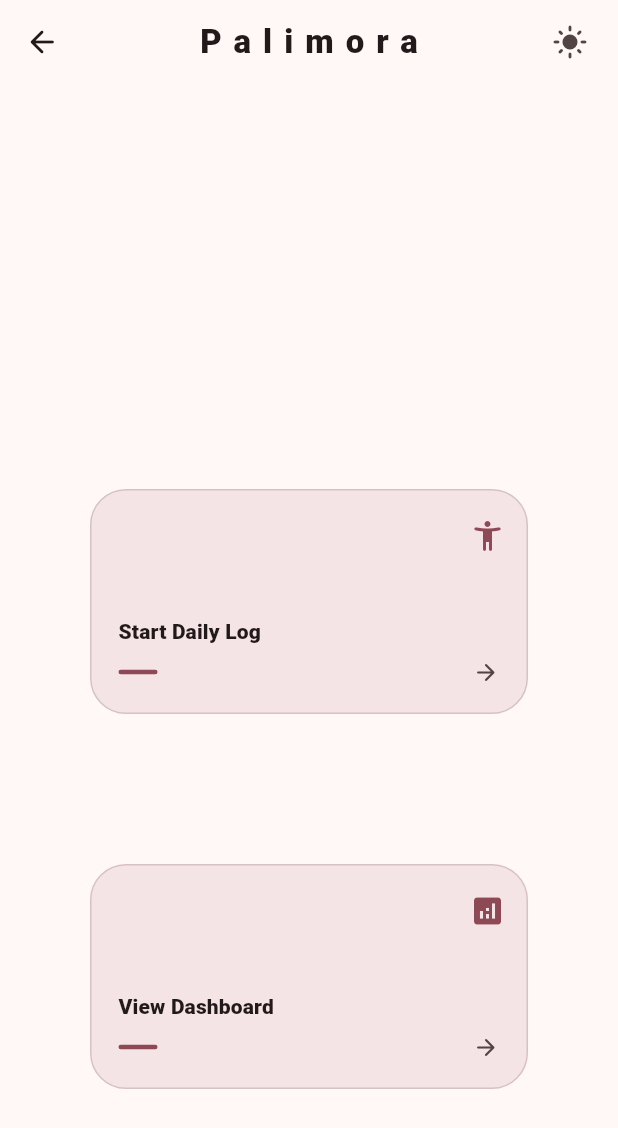
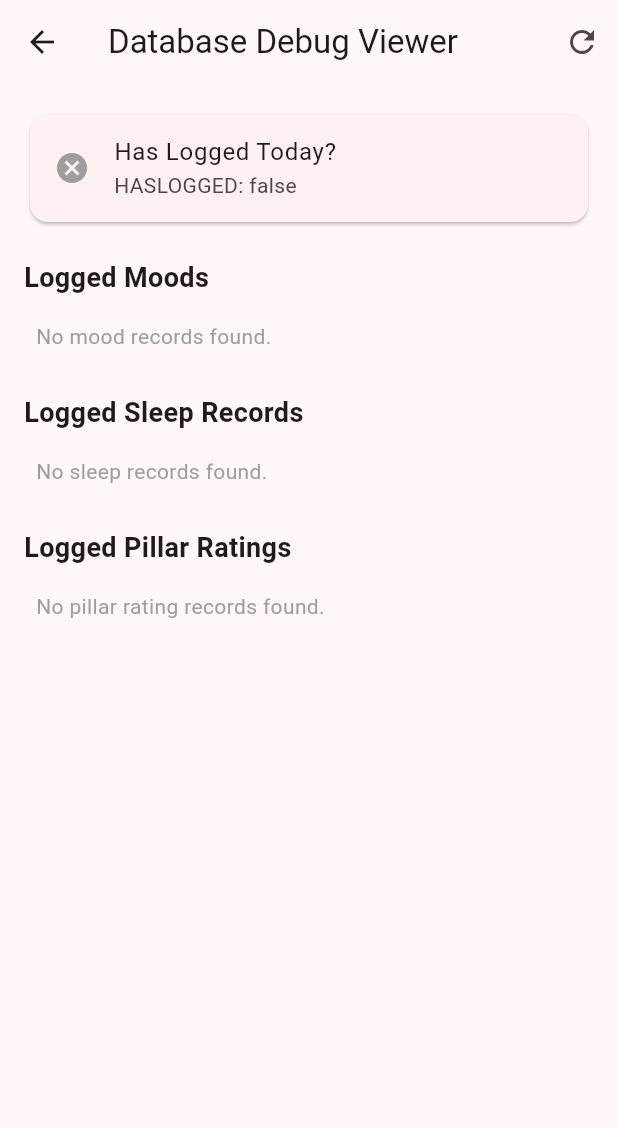
Before and after one commit to syedabdullah1567/aletheia, a Flutter app: the PalimoraHomepage screen opened by its route, after a tap on "View Dashboard", on a phone screen of 412 x 824 dp. Shown: the top 1128 px of the screen. Run offline on Flutter 3.47's test engine with Material 3 defaults, Android fonts, the light colour scheme and no system bars; our stand-ins replace flutter_dotenv, flutter_local_notifications, flutter_slidable, flutter_timezone, hive, hive_flutter and 2 more; missing offline and left inert: flutter_displaymode; accounts and stored records are empty.

Commit message:
Fixed daily logs + added journal entries

```diff
--- a/lib/data/palimora_database.dart
+++ b/lib/data/palimora_database.dart
@@ -1,4 +1,3 @@
-import 'package:flutter/material.dart';
 import 'package:hive/hive.dart';
 
 class PalimoraDatabase {
@@ -6,7 +5,12 @@ class PalimoraDatabase {
 
   Map<String, String> moods = {};
 
+  // Outer Key: timestamp, Inner Key: 'hoursSlept' / 'qualityOfSleep', Inner Value: double
+  Map<String, Map<String, double>> sleep = {};
+
   Map<String, Map<String, double>> pillarRatings = {};
+
+  Map<String, String> journalEntries = {};
 
   final _myBox = Hive.box('MyBox');
 
@@ -15,19 +19,32 @@ class PalimoraDatabase {
         ? hasLogged = false
         : num == 1
         ? moods = {}
-        : pillarRatings = {};
+        : num == 2
+        ? sleep = {}
+        : num == 3
+        ? pillarRatings = {}
+        : journalEntries = {};
   }
 
   void loadData(int num) {
     if (num == 0) {
-      hasLogged = _myBox.get('HASLOGGED');
+      hasLogged = _myBox.get('HASLOGGED', defaultValue: false);
     } else if (num == 1) {
       final rawMoods = _myBox.get('MOODS');
-
       moods = rawMoods == null
           ? <String, String>{}
           : Map<String, String>.from(rawMoods);
-    } else {
+    } else if (num == 2) {
+      final rawSleep = _myBox.get('SLEEP') as Map?;
+
+      // FIXED: Cast inner map to Map<String, double> to match field declaration
+      sleep = rawSleep != null
+          ? rawSleep.map(
+              (k, v) =>
+                  MapEntry(k.toString(), Map<String, double>.from(v as Map)),
+            )
+          : {};
+    } else if (num == 3) {
       final rawRatings = _myBox.get('PILLARRATINGS') as Map?;
 
       pillarRatings = rawRatings != null
@@ -36,6 +53,12 @@ class PalimoraDatabase {
                   MapEntry(k.toString(), Map<String, double>.from(v as Map)),
             )
           : {};
+    } else if (num == 4) {
+      final rawjournalEntries = _myBox.get('JOURNALENTRIES');
+
+      journalEntries = rawjournalEntries == null
+          ? <String, String>{}
+          : Map<String, String>.from(rawjournalEntries);
     }
   }
 
@@ -44,8 +67,13 @@ class PalimoraDatabase {
       _myBox.put('HASLOGGED', hasLogged);
     } else if (num == 1) {
       _myBox.put('MOODS', moods);
-    } else {
+    } else if (num == 2) {
+      // FIXED: Added missing save condition for sleep database
+      _myBox.put('SLEEP', sleep);
+    } else if (num == 3) {
       _myBox.put('PILLARRATINGS', pillarRatings);
+    } else if (num == 4) {
+      _myBox.put('JOURNALENTRIES', journalEntries);
     }
   }
 }
--- a/lib/main.dart
+++ b/lib/main.dart
@@ -5,7 +5,9 @@ import 'package:aletheia/pages/ai/bellylog_weekly.dart';
 import 'package:aletheia/pages/bellylog/ai_homepage_bellylog.dart';
 import 'package:aletheia/pages/login_page.dart';
 import 'package:aletheia/pages/palimora/daily_log.dart';
+import 'package:aletheia/pages/palimora/journal_entry.dart';
 import 'package:aletheia/pages/palimora/palimora_homepage.dart';
+import 'package:aletheia/pages/palimora/view_logs_page.dart';
 import 'package:aletheia/pages/welcome_page.dart';
 import 'package:flutter_displaymode/flutter_displaymode.dart';
 import 'package:flutter_dotenv/flutter_dotenv.dart';
@@ -141,6 +143,10 @@ class MyApp extends StatelessWidget {
             '/palimora_homepage': (context) => PalimoraHomepage(),
 
             '/palimora_daily_log': (context) => DailyLog(),
+
+            '/palimora_dashboard': (context) => ViewLogsPage(),
+
+            '/journal_entry': (context) => JournalEntry(),
           },
         );
       },
--- a/lib/pages/module_selector.dart
+++ b/lib/pages/module_selector.dart
@@ -36,7 +36,7 @@ class _ModuleSelectorState extends State<ModuleSelector> {
                     children: [
                       // Header
                       Text(
-                        'Welcome back.',
+                        'Your journey awaits you.',
                         style: theme.textTheme.displaySmall?.copyWith(
                           fontWeight: FontWeight.w700,
                           height: 1.1,
--- a/lib/pages/palimora/palimora_homepage.dart
+++ b/lib/pages/palimora/palimora_homepage.dart
@@ -1,6 +1,5 @@
 import 'package:aletheia/data/palimora_database.dart';
 import 'package:aletheia/utilities/homepages_card.dart';
-import 'package:aletheia/utilities/hero_widget.dart';
 import 'package:aletheia/utilities/uniform_appbar.dart';
 import 'package:flutter/material.dart';
 import 'package:hive/hive.dart';
@@ -41,57 +40,45 @@ class _PalimoraHomepageState extends State<PalimoraHomepage> {
           child: Column(
             crossAxisAlignment: CrossAxisAlignment.stretch,
             children: [
-              // // --- 2 CARDS SIDE-BY-SIDE ---
-              // SizedBox(
-              //   height: 130,
-              //   child: Row(
-              //     children: [
-              //       Expanded(
-              //         child: HomepageCard(
-              //           icon: Icons.analytics,
-              //           title: 'Analytics',
-              //           onTap: () {},
-              //         ),
-              //       ),
-              //       const SizedBox(width: 12),
-              //       Expanded(
-              //         // child: HomepageCard(
-              //         //   icon: Icons.abc,
-              //         //   title: 'Hello',
-              //         //   onTap: () {},
-              //         // ),
-              //         child: BellyLogCard(
-              //           icon: Icons.analytics,
-              //           title: 'Analytics',
-              //           onTap: () {},
-              //         ),
-              //       ),
-              //     ],
-              //   ),
-              // ),
-              const SizedBox(height: 250),
+              const SizedBox(height: 100),
 
-              // --- 1 FULL-WIDTH CARD ---
+              // Collection IF + Spread operator for multiple widgets
+              if (!db.hasLogged) ...[
+                SizedBox(
+                  height: 150,
+                  child: HomepagesCard(
+                    icon: Icons.accessibility_new_rounded,
+                    title: 'Start Daily Log',
+                    onTap: () async {
+                      await Navigator.pushNamed(context, '/palimora_daily_log');
+                      setState(() {
+                        db.loadData(0);
+                      });
+                    },
+                  ),
+                ),
+                const SizedBox(height: 50),
+              ],
+
               SizedBox(
                 height: 150,
-                child: BellyLogCard(
-                  icon: Icons.accessibility_new_rounded,
-                  title: 'Start Daily Log',
-                  onTap: () =>
-                      Navigator.pushNamed(context, '/palimora_daily_log'),
+                child: HomepagesCard(
+                  icon: Icons.text_snippet_rounded,
+                  title: 'Enter a journal entry',
+                  onTap: () => Navigator.pushNamed(context, '/journal_entry'),
                 ),
               ),
+              const SizedBox(height: 50),
 
-              const SizedBox(height: 100),
               SizedBox(
                 height: 150,
-                child: BellyLogCard(
+                child: HomepagesCard(
                   icon: Icons.analytics,
                   title: 'View Dashboard',
-                  onTap: () {},
+                  onTap: () =>
+                      Navigator.pushNamed(context, '/palimora_dashboard'),
                 ),
               ),
-
               const SizedBox(height: 24),
             ],
           ),
--- /dev/null
+++ b/lib/pages/palimora/view_logs_page.dart
@@ -0,0 +1,201 @@
+import 'package:aletheia/data/palimora_database.dart';
+import 'package:flutter/material.dart';
+
+class ViewLogsPage extends StatefulWidget {
+  const ViewLogsPage({super.key});
+
+  @override
+  State<ViewLogsPage> createState() => _ViewLogsPageState();
+}
+
+class _ViewLogsPageState extends State<ViewLogsPage> {
+  PalimoraDatabase db = PalimoraDatabase();
+
+  @override
+  void initState() {
+    super.initState();
+    _loadAllData();
+  }
+
+  void _loadAllData() {
+    setState(() {
+      db.loadData(0); // HASLOGGED
+      db.loadData(1); // MOODS
+      db.loadData(2); // SLEEP
+      db.loadData(3); // PILLARRATINGS
+    });
+  }
+
+  @override
+  Widget build(BuildContext context) {
+    return Scaffold(
+      appBar: AppBar(
+        title: const Text('Database Debug Viewer'),
+        actions: [
+          IconButton(
+            icon: const Icon(Icons.refresh),
+            onPressed: _loadAllData,
+            tooltip: 'Reload Data',
+          ),
+        ],
+      ),
+      body: ListView(
+        padding: const EdgeInsets.all(16),
+        children: [
+          // 1. Logged Status Flag
+          Card(
+            child: ListTile(
+              leading: Icon(
+                db.hasLogged ? Icons.check_circle : Icons.cancel,
+                color: db.hasLogged ? Colors.green : Colors.grey,
+              ),
+              title: const Text('Has Logged Today?'),
+              subtitle: Text('HASLOGGED: ${db.hasLogged}'),
+            ),
+          ),
+          const SizedBox(height: 20),
+
+          // 2. Moods List
+          const Text(
+            'Logged Moods',
+            style: TextStyle(fontSize: 18, fontWeight: FontWeight.bold),
+          ),
+          const SizedBox(height: 8),
+          if (db.moods.isEmpty)
+            const Padding(
+              padding: EdgeInsets.all(8.0),
+              child: Text(
+                'No mood records found.',
+                style: TextStyle(color: Colors.grey),
+              ),
+            )
+          else
+            ...db.moods.entries.map(
+              (entry) => Card(
+                child: ListTile(
+                  leading: const Icon(Icons.mood),
+                  title: Text('Mood: ${entry.value}'),
+                  subtitle: Text('Timestamp: ${entry.key}'),
+                ),
+              ),
+            ),
+          const SizedBox(height: 20),
+
+          // 3. Sleep Logs List (ADDED)
+          const Text(
+            'Logged Sleep Records',
+            style: TextStyle(fontSize: 18, fontWeight: FontWeight.bold),
+          ),
+          const SizedBox(height: 8),
+          if (db.sleep.isEmpty)
+            const Padding(
+              padding: EdgeInsets.all(8.0),
+              child: Text(
+                'No sleep records found.',
+                style: TextStyle(color: Colors.grey),
+              ),
+            )
+          else
+            ...db.sleep.entries.map((entry) {
+              final hours = entry.value['hoursSlept'] ?? 0.0;
+              final quality = entry.value['qualityOfSleep'] ?? 0.0;
+
+              return Card(
+                child: Padding(
+                  padding: const EdgeInsets.all(16.0),
+                  child: Column(
+                    crossAxisAlignment: CrossAxisAlignment.start,
+                    children: [
+                      Row(
+                        children: [
+                          const Icon(Icons.bedtime, color: Colors.indigo),
+                          const SizedBox(width: 8),
+                          Text(
+                            'Timestamp: ${entry.key}',
+                            style: const TextStyle(fontWeight: FontWeight.bold),
+                          ),
+                        ],
+                      ),
+                      const Divider(),
+                      Row(
+                        mainAxisAlignment: MainAxisAlignment.spaceBetween,
+                        children: [
+                          const Text('Hours Slept:'),
+                          Text(
+                            '${hours.toStringAsFixed(1)} hrs',
+                            style: const TextStyle(fontWeight: FontWeight.w600),
+                          ),
+                        ],
+                      ),
+                      const SizedBox(height: 4),
+                      Row(
+                        mainAxisAlignment: MainAxisAlignment.spaceBetween,
+                        children: [
+                          const Text('Quality of Sleep:'),
+                          Text(
+                            '${quality.toStringAsFixed(1)} / 5.0',
+                            style: const TextStyle(fontWeight: FontWeight.w600),
+                          ),
+                        ],
+                      ),
+                    ],
+                  ),
+                ),
+              );
+            }),
+          const SizedBox(height: 20),
+
+          // 4. Pillar Ratings List
+          const Text(
+            'Logged Pillar Ratings',
+            style: TextStyle(fontSize: 18, fontWeight: FontWeight.bold),
+          ),
+          const SizedBox(height: 8),
+          if (db.pillarRatings.isEmpty)
+            const Padding(
+              padding: EdgeInsets.all(8.0),
+              child: Text(
+                'No pillar rating records found.',
+                style: TextStyle(color: Colors.grey),
+              ),
+            )
+          else
+            ...db.pillarRatings.entries.map(
+              (entry) => Card(
+                child: Padding(
+                  padding: const EdgeInsets.all(16.0),
+                  child: Column(
+                    crossAxisAlignment: CrossAxisAlignment.start,
+                    children: [
+                      Text(
+                        'Timestamp: ${entry.key}',
+                        style: const TextStyle(fontWeight: FontWeight.bold),
+                      ),
+                      const Divider(),
+                      ...entry.value.entries.map(
+                        (pillar) => Padding(
+                          padding: const EdgeInsets.symmetric(vertical: 4.0),
+                          child: Row(
+                            mainAxisAlignment: MainAxisAlignment.spaceBetween,
+                            children: [
+                              Text(pillar.key.toUpperCase()),
+                              Text(
+                                '${pillar.value} / 5.0',
+                                style: const TextStyle(
+                                  fontWeight: FontWeight.w600,
+                                ),
+                              ),
+                            ],
+                          ),
+                        ),
+                      ),
+                    ],
+                  ),
+                ),
+              ),
+            ),
+        ],
+      ),
+    );
+  }
+}
--- a/lib/utilities/homepages_card.dart
+++ b/lib/utilities/homepages_card.dart
@@ -1,11 +1,11 @@
 import 'package:flutter/material.dart';
 
-class BellyLogCard extends StatelessWidget {
+class HomepagesCard extends StatelessWidget {
   final IconData icon;
   final String title;
   final VoidCallback onTap;
 
-  const BellyLogCard({
+  const HomepagesCard({
     super.key,
     required this.icon,
     required this.title,
@@ -35,7 +35,7 @@ class BellyLogCard extends StatelessWidget {
               children: [
                 Align(
                   alignment: Alignment.topRight,
-                  child: Container(
+                  child: SizedBox(
                     width: 20,
                     height: 20,
                     // decoration: BoxDecoration(
--- a/lib/utilities/value_notifier.dart
+++ b/lib/utilities/value_notifier.dart
@@ -1,5 +1,4 @@
 import 'package:flutter/material.dart';
-import '../data/darkmode_database.dart';
 
 // Check if system brightness is dark at the time of initialization
 final bool isSystemDark =
```
Also changed, not shown: lib/pages/bellylog/homepage_bellylog.dart (+8 -8 lines), lib/pages/palimora/daily_log.dart (+100 -5 lines), lib/pages/palimora/journal_entry.dart (added, +135 -0 lines).
